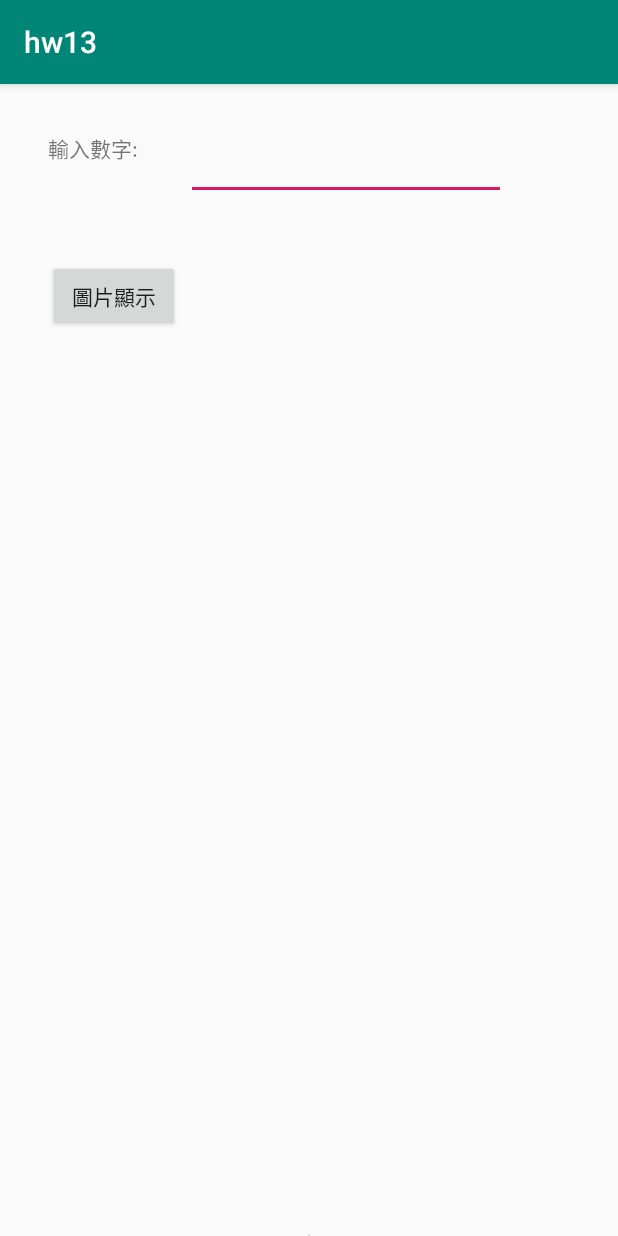
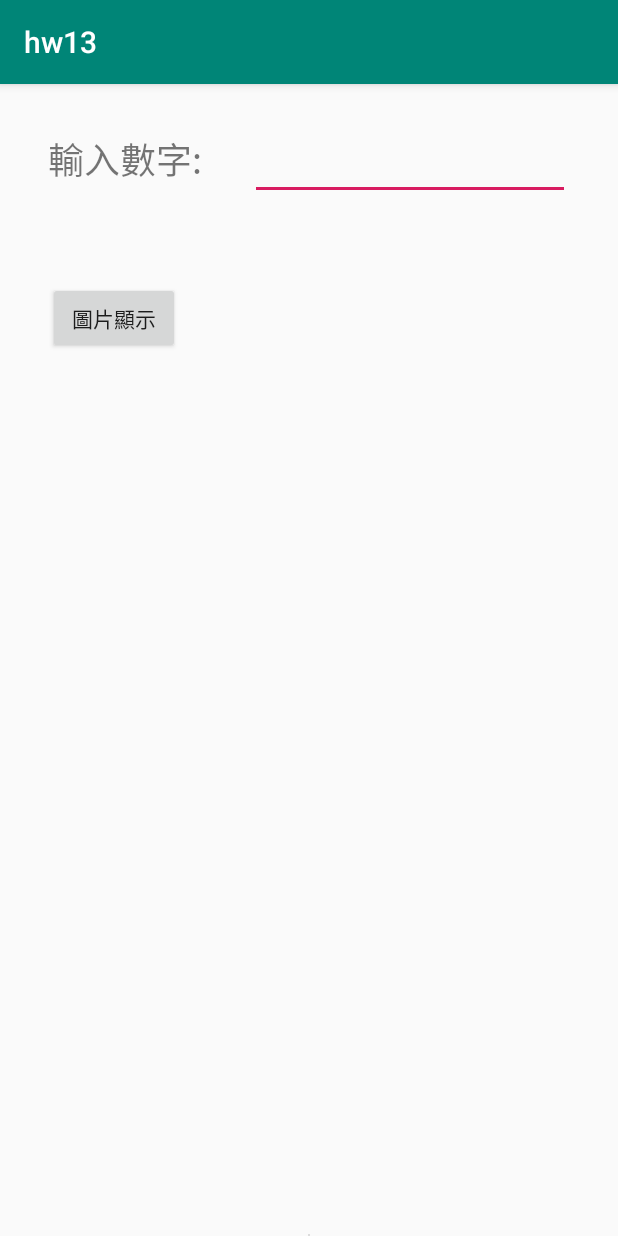
Before and after one commit to momo19971103/Android_hw13_ImageView-image-array, an Android app: the screen it shows after launch (MainActivity), on a phone screen of 412 x 824 dp. Run offline under Robolectric (Android 15) with nearby library versions, the phone set to English and light mode, and no system bars.

Commit message:
修改字體大小、輸入數字範圍

```diff
--- a/app/src/main/java/com/example/hw13/MainActivity.java
+++ b/app/src/main/java/com/example/hw13/MainActivity.java
@@ -40,14 +40,14 @@ public class MainActivity extends AppCompatActivity {
                 }
                 else {
                     int imageID = Integer.parseInt(editText.getText().toString());
-                    if (imageID > 9 || imageID < 0) {
-                        Toast toast = Toast.makeText(MainActivity.this, "請輸入0~9!!", Toast.LENGTH_LONG);
+                    if (imageID > 10 || imageID < 1) {
+                        Toast toast = Toast.makeText(MainActivity.this, "請輸入1~10!!", Toast.LENGTH_LONG);
                         toast.show();
 
                         imageID = Integer.parseInt(editText.getText().toString());
                     }
                     else {
-                        imageview.setImageResource(image[imageID]);
+                        imageview.setImageResource(image[imageID-1]);
                     }
                     InputMethodManager imm = (InputMethodManager) getSystemService(Context.INPUT_METHOD_SERVICE);
                     imm.toggleSoftInput(0, InputMethodManager.HIDE_NOT_ALWAYS);
--- a/app/src/main/res/layout/activity_main.xml
+++ b/app/src/main/res/layout/activity_main.xml
@@ -13,6 +13,7 @@
         android:layout_marginLeft="32dp"
         android:layout_marginTop="32dp"
         android:text="輸入數字:"
+        android:textSize="24sp"
         app:layout_constraintLeft_toLeftOf="parent"
         app:layout_constraintTop_toTopOf="parent" />
 
```
